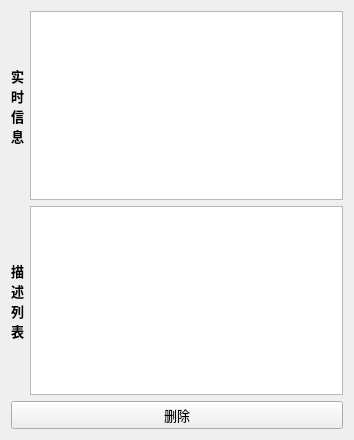
Old version of the form defectwidget.ui in the repository jerky168/BoreholeAnalyzer.
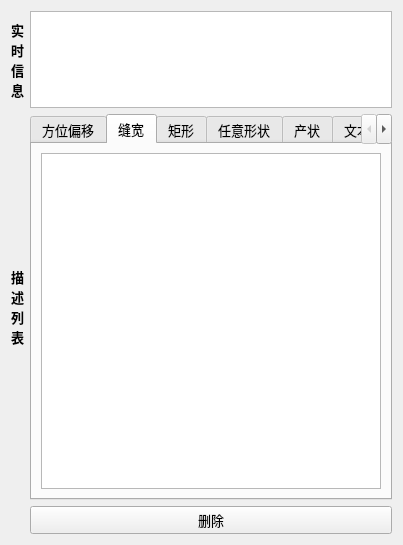
New version of the form.

Commit message: 添加实时方位信息。

What changed in the file:
```diff
--- a/defectwidget.ui
+++ b/defectwidget.ui
@@ -6,8 +6,8 @@
    <rect>
     <x>0</x>
     <y>0</y>
-    <width>354</width>
-    <height>440</height>
+    <width>403</width>
+    <height>545</height>
    </rect>
   </property>
   <property name="font">
@@ -19,8 +19,6 @@
   <property name="windowTitle">
    <string>Form</string>
   </property>
-  <layout class="QVBoxLayout" name="verticalLayout">
-   <item>
     <layout class="QGridLayout" name="gridLayout">
      <item row="0" column="0">
       <widget class="QLabel" name="label_1">
@@ -52,16 +50,18 @@
      </item>
      <item row="0" column="1">
       <widget class="QTextEdit" name="realInfoEdit">
+     <property name="sizePolicy">
+      <sizepolicy hsizetype="Expanding" vsizetype="Expanding">
+       <horstretch>0</horstretch>
+       <verstretch>1</verstretch>
+      </sizepolicy>
+     </property>
        <property name="readOnly">
         <bool>true</bool>
        </property>
       </widget>
      </item>
-    </layout>
-   </item>
-   <item>
-    <layout class="QHBoxLayout" name="horizontalLayout">
-     <item>
+   <item row="1" column="0">
       <widget class="QLabel" name="label_2">
        <property name="sizePolicy">
         <sizepolicy hsizetype="Maximum" vsizetype="Preferred">
@@ -89,21 +89,85 @@
        </property>
       </widget>
      </item>
+   <item row="1" column="1">
+    <widget class="QTabWidget" name="tabWidget">
+     <property name="sizePolicy">
+      <sizepolicy hsizetype="Expanding" vsizetype="Expanding">
+       <horstretch>0</horstretch>
+       <verstretch>4</verstretch>
+      </sizepolicy>
+     </property>
+     <property name="currentIndex">
+      <number>1</number>
+     </property>
+     <widget class="QWidget" name="tab">
+      <attribute name="title">
+       <string>方位偏移</string>
+      </attribute>
+      <layout class="QHBoxLayout" name="horizontalLayout_2">
      <item>
-      <widget class="QTreeView" name="treeView"/>
-     </item>
-    </layout>
-   </item>
+        <widget class="QListView" name="listView"/>
+       </item>
+      </layout>
+     </widget>
+     <widget class="QWidget" name="tab_2">
+      <attribute name="title">
+       <string>缝宽</string>
+      </attribute>
+      <layout class="QHBoxLayout" name="horizontalLayout_4">
+       <item>
+        <widget class="QListView" name="listView_2"/>
+       </item>
+      </layout>
+     </widget>
+     <widget class="QWidget" name="tab_3">
+      <attribute name="title">
+       <string>矩形</string>
+      </attribute>
+      <layout class="QHBoxLayout" name="horizontalLayout_5">
    <item>
-    <layout class="QHBoxLayout" name="horizontalLayout_3">
+        <widget class="QListView" name="listView_3"/>
+       </item>
+      </layout>
+     </widget>
+     <widget class="QWidget" name="tab_4">
+      <attribute name="title">
+       <string>任意形状</string>
+      </attribute>
+      <layout class="QHBoxLayout" name="horizontalLayout_6">
      <item>
+        <widget class="QListView" name="listView_4"/>
+       </item>
+      </layout>
+     </widget>
+     <widget class="QWidget" name="tab_5">
+      <attribute name="title">
+       <string>产状</string>
+      </attribute>
+      <layout class="QHBoxLayout" name="horizontalLayout_7">
+       <item>
+        <widget class="QListView" name="listView_5"/>
+       </item>
+      </layout>
+     </widget>
+     <widget class="QWidget" name="tab_6">
+      <attribute name="title">
+       <string>文本框</string>
+      </attribute>
+      <layout class="QHBoxLayout" name="horizontalLayout_8">
+       <item>
+        <widget class="QListView" name="listView_6"/>
+       </item>
+      </layout>
+     </widget>
+    </widget>
+   </item>
+   <item row="2" column="1">
       <widget class="QPushButton" name="deleteButton">
        <property name="text">
         <string>删除</string>
        </property>
       </widget>
-     </item>
-    </layout>
    </item>
   </layout>
  </widget>
```
Lines whose indentation alone changed are shown as unchanged. The commit also changes 15 other files.
